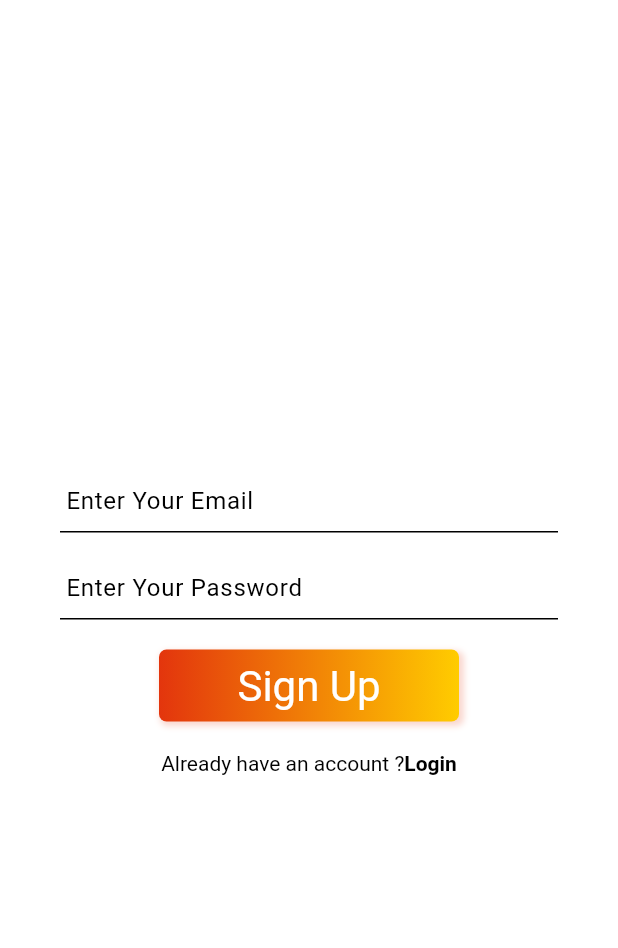
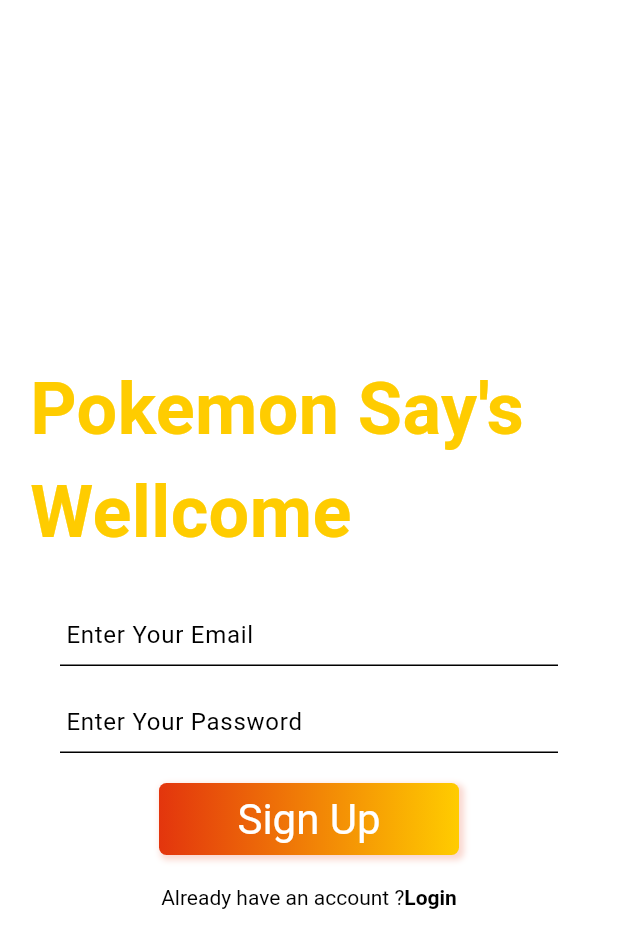
Before and after one commit to Asif-shah786/pokedex, a Flutter app: the screen it shows after launch, after a tap on an icon or button, on a phone screen of 412 x 824 dp. Shown: the top 948 px of the screen. Run offline on Flutter 3.47's test engine with Material 3 defaults, Android fonts, the phone set to English and light mode, and no system bars; our stand-ins replace bloc, connectivity_plus, equatable, firebase_auth, firebase_core, flutter_bloc and 1 more; missing offline and left inert: dart:ffi; accounts and stored records are empty; network calls fail; Roboto replaces fonts that are missing (Montserrat).

```diff
--- a/lib/screens/login_screen.dart
+++ b/lib/screens/login_screen.dart
@@ -39,8 +39,31 @@ class LoginScreen extends StatelessWidget {
             child: Column(
               mainAxisAlignment: MainAxisAlignment.center,
               children: [
+                SizedBox(height: 20,),
+                TweenAnimationBuilder<double>(
+                  tween: Tween<double>(begin: 0.0, end: 1.0),
+                  duration: Duration(seconds: 1),
+                  builder: (context, value, child) {
+                    return Opacity(
+                      opacity: value,
+                      child: Transform.scale(
+                        scale: value,
+                        child: Text(
+                          'Pokemon Missed You!',
+                          style: TextStyle(
+                            fontSize: 48.0,
+                            fontWeight: FontWeight.bold,
+                            color: kSecondaryColor,
+                          ),
+                        ),
+                      ),
+                    );
+                  },
+                ),
+                SizedBox(height: 20,),
                 CustomTextField(
                   hint: 'Enter Your Email',
+                  textInputAction: TextInputAction.next,
                   onChanged: (value) {
                     context.read<LoginCubit>().emailChanged(value);
                   },
@@ -50,6 +73,7 @@ class LoginScreen extends StatelessWidget {
                 ),
                 CustomTextField(
                   hint: 'Enter Your Password',
+                  textInputAction: TextInputAction.done,
                   onChanged: (value) {
                     context.read<LoginCubit>().passwordChanged(value);
                   },
--- a/lib/screens/signup_screen.dart
+++ b/lib/screens/signup_screen.dart
@@ -30,8 +30,31 @@ class SignupScreen extends StatelessWidget {
             child: Column(
               mainAxisAlignment: MainAxisAlignment.center,
               children: [
+                const SizedBox(height: 20,),
+                TweenAnimationBuilder<double>(
+                  tween: Tween<double>(begin: 0.0, end: 1.0),
+                  duration: const Duration(seconds: 1),
+                  builder: (context, value, child) {
+                    return Opacity(
+                      opacity: value,
+                      child: Transform.scale(
+                        scale: value,
+                        child: const Text(
+                          'Pokemon Say\'s Wellcome',
+                          style: TextStyle(
+                            fontSize: 48.0,
+                            fontWeight: FontWeight.bold,
+                            color: kSecondaryColor,
+                          ),
+                        ),
+                      ),
+                    );
+                  },
+                ),
+                const SizedBox(height: 20,),
                 CustomTextField(
                   hint: 'Enter Your Email',
+                  textInputAction: TextInputAction.next,
                   onChanged: (value) {
                     context.read<SignupCubit>().emailChanged(value);
                     print('email: $value');
@@ -42,6 +65,7 @@ class SignupScreen extends StatelessWidget {
                 ),
                 CustomTextField(
                   hint: 'Enter Your Password',
+                  textInputAction: TextInputAction.done,
                   onChanged: (value) {
                     context.read<SignupCubit>().passwordChanged(value);
                   },
@@ -58,7 +82,7 @@ class SignupScreen extends StatelessWidget {
                     await context.read<SignupCubit>().signupWithCredential();
                   },
                 ),
-                SizedBox(height: 20,),
+                const SizedBox(height: 20,),
                 GestureDetector(
                   onTap: () {
                     Navigator.of(context).pushNamedAndRemoveUntil(
--- a/lib/screens/splash_screen.dart
+++ b/lib/screens/splash_screen.dart
@@ -8,7 +8,7 @@ import 'package:pokedex/screens/login_screen.dart';
 
 import '../blocs/auth/auth_bloc.dart';
 
-class SplashScreen extends StatelessWidget {
+class SplashScreen extends StatefulWidget {
   const SplashScreen({super.key});
 
   static const String routeName = '/';
@@ -21,29 +21,74 @@ class SplashScreen extends StatelessWidget {
   }
 
   @override
+  State<SplashScreen> createState() => _SplashScreenState();
+}
+
+class _SplashScreenState extends State<SplashScreen>
+    with SingleTickerProviderStateMixin {
+  late AnimationController _animationController;
+  late Animation<double> _scaleAnimation;
+
+  @override
+  void initState() {
+    super.initState();
+
+    _animationController = AnimationController(
+      vsync: this,
+      duration: const Duration(milliseconds: 1000),
+    );
+
+    _scaleAnimation = Tween<double>(begin: 0.0, end: 1.0).animate(
+      CurvedAnimation(parent: _animationController, curve: Curves.easeInOut),
+    );
+
+    Timer(const Duration(seconds: 1), () {
+      _animationController.forward();
+    });
+  }
+
+  @override
+  void dispose() {
+    _animationController.dispose();
+    super.dispose();
+  }
+
+  @override
   Widget build(BuildContext context) {
     return PopScope(
       canPop: false,
       child: BlocListener<AuthBloc, AuthState>(
         listener: (context, state) {
-          print('Listener at Splash');
           print(state.status.name.toString());
           if (state.status == AuthStatus.unauthenticated) {
             Timer(
-              const Duration(seconds: 1),
+              const Duration(seconds: 2),
               () => Navigator.of(context).pushNamed(LoginScreen.routeName),
             );
           } else if (state.status == AuthStatus.authenticated) {
             Timer(
-              const Duration(seconds: 1),
+              const Duration(seconds: 2),
               () => Navigator.of(context).pushNamed(HomeScreen.routeName),
             );
           }
         },
-        child: const Scaffold(
+        child: Scaffold(
           backgroundColor: kSecondaryColor,
           body: Center(
-            child: Text('Splash Screen'),
+            child: ScaleTransition(
+              scale: _scaleAnimation,
+              child: FadeTransition(
+                opacity: _scaleAnimation,
+                child: const Text(
+                  'Pokemon',
+                  style: TextStyle(
+                    fontSize: 48.0,
+                    fontWeight: FontWeight.bold,
+                    color: kPrimaryColor,
+                  ),
+                ),
+              ),
+            ),
           ),
         ),
       ),
--- a/lib/widgets/custom_text_field.dart
+++ b/lib/widgets/custom_text_field.dart
@@ -1,10 +1,19 @@
 import 'package:flutter/material.dart';
+import 'package:pokedex/constants.dart';
 
 class CustomTextField extends StatelessWidget {
-  const CustomTextField({super.key, required this.hint, this.onChanged});
+  const CustomTextField({
+    Key? key,
+    required this.hint,
+    this.onChanged,
+    this.onSubmitted,
+    this.textInputAction,
+  }) : super(key: key);
 
   final String hint;
   final Function(String)? onChanged;
+  final Function(String)? onSubmitted;
+  final TextInputAction? textInputAction;
 
   @override
   Widget build(BuildContext context) {
@@ -12,16 +21,18 @@ class CustomTextField extends StatelessWidget {
       padding: const EdgeInsets.symmetric(horizontal: 20),
       child: TextField(
         onChanged: onChanged,
+        onSubmitted: onSubmitted,
+        textInputAction: textInputAction ?? TextInputAction.done,
         decoration: InputDecoration(
           fillColor: Colors.white,
           filled: true,
           hintText: hint,
           contentPadding: const EdgeInsets.only(bottom: 5, top: 12),
-            focusedBorder: const OutlineInputBorder(
+          enabledBorder: const UnderlineInputBorder(
             borderSide: BorderSide(color: Colors.black),
           ),
-            enabledBorder: const UnderlineInputBorder(
-              borderSide: BorderSide(color: Colors.black),
+          focusedBorder: const UnderlineInputBorder(
+            borderSide: BorderSide(color: kPrimaryColor),
           ),
         ),
       ),
```
Also changed, not shown: lib/screens/home_screen.dart (+31 -31 lines). Lines whose indentation alone changed are shown as unchanged.
